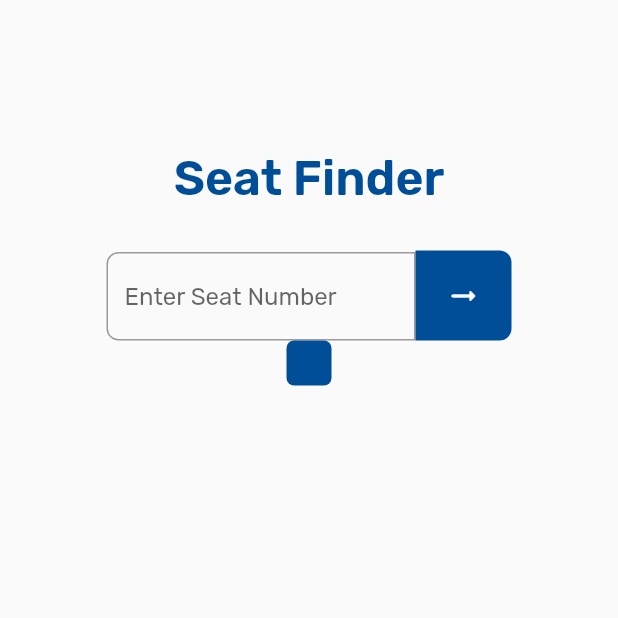
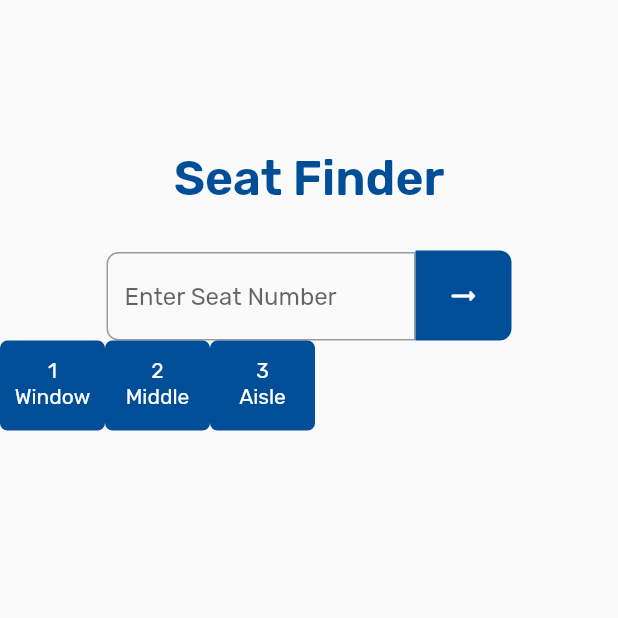
Before and after one commit to Saurav-K-S/berth_finder, a Flutter app: the Seat screen opened directly, on a phone screen of 412 x 824 dp, the top half of it. Run offline on Flutter 3.47's test engine with Material 2 defaults, Android fonts, the light colour scheme and no system bars.

Commit message:
seating to be addede

```diff
--- a/lib/pages/seat.dart
+++ b/lib/pages/seat.dart
@@ -1,4 +1,4 @@
-// ignore_for_file: avoid_print
+// ignore_for_file: avoid_print, prefer_typing_uninitialized_variables
 
 import 'package:flutter/material.dart';
 
@@ -80,17 +80,44 @@ class _SeatState extends State<Seat> {
                       child: const Icon(Icons.arrow_right_alt_rounded)),
                 ))
               ]),
-          Flexible(
-            child: Container(
-              height: 30,
-              width: 30,
-              decoration: BoxDecoration(
-                  borderRadius: BorderRadius.circular(5),
-                  color: const Color(0xff004E98)),
-            ),
+          const Flexible(
+            child: Row(children: [
+              SeatPos(number: 1, name: 'Window'),
+              SeatPos(number: 2, name: 'Middle',),
+              SeatPos(number: 3, name: 'Aisle')
+            ]),
           )
         ],
       ),
     );
   }
 }
+
+class SeatPos extends StatelessWidget {
+  final number;
+  final name;
+  const SeatPos({
+    super.key,
+    this.number,
+    this.name,
+  });
+
+  @override
+  Widget build(BuildContext context) {
+    return Container(
+      height: 60,
+      width: 70,
+      decoration: BoxDecoration(
+          borderRadius: BorderRadius.circular(5),
+          color: const Color(0xff004E98)),
+      child: Padding(
+        padding: const EdgeInsets.fromLTRB(0, 12, 0, 5),
+        child: Text(
+          '$number\n$name',
+          style: const TextStyle(color: Colors.white),
+          textAlign: TextAlign.center,
+        ),
+      ),
+    );
+  }
+}
```
